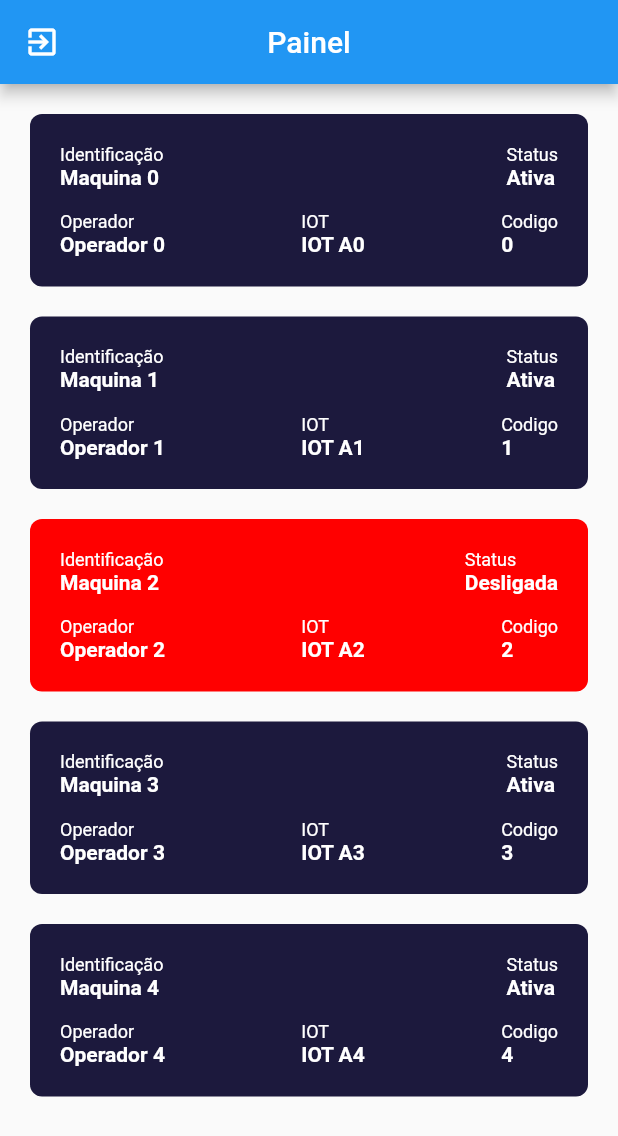
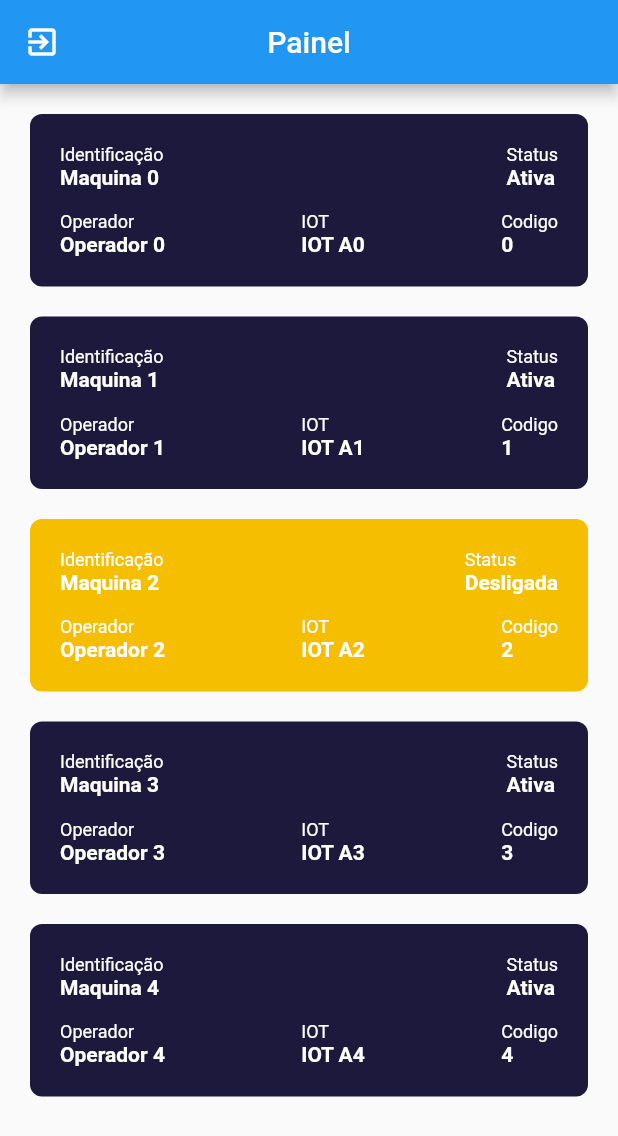
Before and after one commit to Gubiar/ofc2, a Flutter app: the PageHome screen opened directly, on a phone screen of 412 x 824 dp. Shown: the top 1136 px of the screen. Run offline on Flutter 3.47's test engine with Material 2 defaults, Android fonts, the phone set to English and light mode, and no system bars; our stand-ins replace shared_preferences; accounts and stored records are empty.

Commit message:
cor e clicar
Cor de falha mudada para amarela e maquinas são clicaveis

```diff
--- a/lib/screens/PageHome.dart
+++ b/lib/screens/PageHome.dart
@@ -53,7 +53,11 @@ class _PageHomeState extends State<PageHome> {
   }
 
   Widget getVisualMaquina({required BuildContext context, required MaquinaObj cadaMaquina}) {
-    return Container(
+    return  InkWell(
+                         onTap: (){
+                             print("Maquina "+cadaMaquina.codigo!.toString()+ " Selecionada");
+                         },
+                         child: Container(
       width: MediaQuery.of(context).size.width,
       padding: const EdgeInsets.only(
         top: 20,
@@ -65,7 +69,7 @@ class _PageHomeState extends State<PageHome> {
         bottom: 20
       ),
       decoration: BoxDecoration(
-        color: cadaMaquina.status == "Ativa" ?  const Color(0xff1c193d) : const Color(0xFFFF0000),
+        color: cadaMaquina.status == "Ativa" ?  const Color(0xff1c193d) : const Color(0xFFF6BE00),
         borderRadius: BorderRadius.circular(8),
       ),
       child: Column(
@@ -218,6 +222,7 @@ class _PageHomeState extends State<PageHome> {
 
         ],
       ),
+      ),
     );
   }
 }
```
